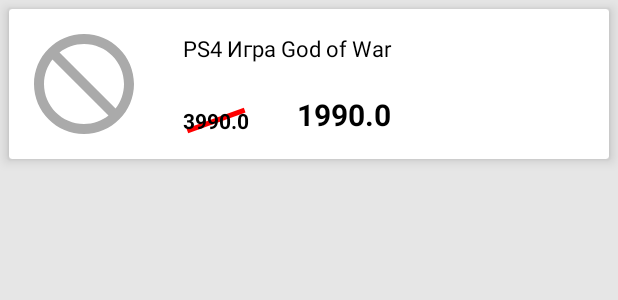
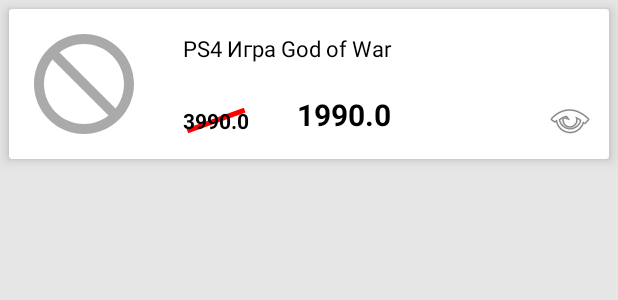
Before and after one commit to mrcartmanes/console_discounts, an Android app: the layout discount_card.xml on its own in the app's theme, with its tools: preview values and no code run, on a phone screen of 412 x 824 dp. Shown: the top 300 px of the screen. Run offline under Robolectric (Android 15) with nearby library versions, the phone set to English and light mode, and no system bars.

Commit message:
Open discount in browser

```diff
--- a/app/src/main/res/layout/discount_card.xml
+++ b/app/src/main/res/layout/discount_card.xml
@@ -3,7 +3,8 @@
         xmlns:app="http://schemas.android.com/apk/res-auto"
         xmlns:tools="http://schemas.android.com/tools"
         android:layout_width="match_parent"
-        android:layout_margin="6dp" android:layout_height="100dp"
+        android:layout_height="100dp"
+        android:layout_margin="6dp"
         style="@style/DiscountCard">
 
     <RelativeLayout
@@ -54,6 +55,17 @@
                 android:layout_alignParentBottom="true"
                 tools:text="1990.0"/>
 
+        <ImageButton
+                android:id="@+id/viewInBrowser"
+                android:layout_width="wrap_content"
+                android:layout_height="wrap_content"
+                android:layout_alignParentEnd="true"
+                android:layout_alignParentBottom="true"
+                android:layout_margin="10dp"
+                android:background="@null"
+                android:src="@android:drawable/ic_menu_view"
+                tools:ignore="ContentDescription" />
+
     </RelativeLayout>
 
 </androidx.cardview.widget.CardView>
--- a/app/src/main/res/values/strings.xml
+++ b/app/src/main/res/values/strings.xml
@@ -1,4 +1,8 @@
 <resources>
     <string name="app_name">Скидки PS</string>
-    <string name="search">Поиск...</string>
+    <string name="search">Поиск</string>
+    <string name="refresh">Обновить</string>
+    <string name="smth_went_wrong">Что-то пошло не так :(</string>
+    <string name="could_not_open_url">Не удалось открыть ссылку на данное предложение</string>
+    <string name="ok">OK</string>
 </resources>
--- a/multiplatform/src/commonMain/kotlin/com/psdiscounts/data/stores/GoodsRu.kt
+++ b/multiplatform/src/commonMain/kotlin/com/psdiscounts/data/stores/GoodsRu.kt
@@ -6,11 +6,14 @@
 class GoodsRu(urlDownload: IURLDownload, htmlParser: IHtmlParser) : HtmlParseStore(urlDownload, htmlParser) {
 
     override val name = "GOODS.RU"
+    override val url = "https://goods.ru"
     override val gamePrefix = "Игра для PlayStation 4 "
     override val pageURL
-        get() = "https://goods.ru/catalog/igry-dlya-playstation/set-igry-na-ps-4/page-$page"
+        get() = "$url/catalog/igry-dlya-playstation/set-igry-na-ps-4/page-$page"
     override val pageSelector = "a[data-page]"
     override val gameNameSelector = "article.card-prod.card-prod-grid:has(div.previous-price) > header"
+    override val gameUrlSelector =
+        "article.card-prod.card-prod-grid:has(div.previous-price) > a.card-prod--slider[href]"
     override val price1Selector = "article.card-prod.card-prod-grid:has(div.previous-price) > * div.previous-price"
     override val price2Selector =
         "article.card-prod.card-prod-grid:has(div.previous-price) > * div.current.favoritePrice"
--- a/multiplatform/src/commonMain/kotlin/com/psdiscounts/data/stores/HtmlParseStore.kt
+++ b/multiplatform/src/commonMain/kotlin/com/psdiscounts/data/stores/HtmlParseStore.kt
@@ -10,9 +10,11 @@
 
 abstract class HtmlParseStore(private val urlDownload: IURLDownload, private val htmlParser: IHtmlParser) : IStore {
 
+    protected abstract val url: String
     protected abstract val pageURL: String
     protected abstract val pageSelector: String
     protected abstract val gameNameSelector: String
+    protected abstract val gameUrlSelector: String
     protected abstract val price1Selector: String
     protected abstract val price2Selector: String
     protected abstract val posterSelector: String
@@ -34,6 +36,7 @@
             while (discountsPerPage.isEmpty() && page <= pagesCount) {
                 val games =
                     htmlParser.get(html, gameNameSelector).map { it.removePrefix(gamePrefix) }
+                val urls = htmlParser.get(html, gameUrlSelector).map { url + it }
                 val prices1 = htmlParser.get(html, price1Selector)
                     .map { it.filter { c -> isDigit(c) }.toDoubleOrNull() }
                 val prices2 = htmlParser.get(html, price2Selector)
@@ -46,10 +49,12 @@
                         val price1 = prices1.getOrNull(i)
                         val price2 = prices2.getOrNull(i)
                         val poster = posters.getOrNull(i)
+                        val url = urls.getOrNull(i)
                         if (price2 == null || price1 == null || game.isEmpty()) null
                         else Discount(
                             name,
                             game,
+                            url,
                             poster,
                             oldPrice = max(price1, price2),
                             newPrice = min(price1, price2)
--- a/multiplatform/src/commonMain/kotlin/com/psdiscounts/data/stores/PSN.kt
+++ b/multiplatform/src/commonMain/kotlin/com/psdiscounts/data/stores/PSN.kt
@@ -6,12 +6,15 @@
 class PSN(urlDownload: IURLDownload, htmlParser: IHtmlParser) : HtmlParseStore(urlDownload, htmlParser) {
 
     override val name = "PSN"
+    override val url = "https://store.playstation.com"
     override val gamePrefix = ""
     override val pageURL
-        get() = "https://store.playstation.com/ru-ru/grid/STORE-MSF75508-PS4CAT/$page?gameContentType=games&platform=ps4"
+        get() = "$url/ru-ru/grid/STORE-MSF75508-PS4CAT/$page?gameContentType=games&platform=ps4"
     override val pageSelector = "div.grid-header__center > div > div > a.paginator-control__page-number"
     override val gameNameSelector =
         "div.grid-cell.grid-cell--game:has(span.discount-badge__message:contains(%)) > * span[title]"
+    override val gameUrlSelector =
+        "div.grid-cell.grid-cell--game:has(span.discount-badge__message:contains(%)) > a[href]"
     override val price1Selector =
         "div.grid-cell.grid-cell--game:has(span.discount-badge__message:contains(%)) > * h3:contains(RUB)"
     override val price2Selector =
--- a/multiplatform/src/commonMain/kotlin/com/psdiscounts/entities/Discount.kt
+++ b/multiplatform/src/commonMain/kotlin/com/psdiscounts/entities/Discount.kt
@@ -3,6 +3,7 @@
 data class Discount(
     val store: String,
     val game: String,
+    val url: String?,
     val poster: ByteArray?,
     val oldPrice: Double,
     val newPrice: Double
```
Also changed, not shown: app/src/main/java/com/ps/discounts/adapters/DiscountsViewAdapter.kt (+20 -0 lines), app/src/main/res/menu/main_menu.xml (+4 -4 lines).
